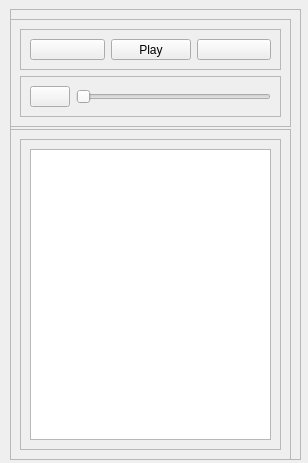
The window that form.ui (IamRezaMousavi/RedLine) describes before a commit, drawn with Qt 5.
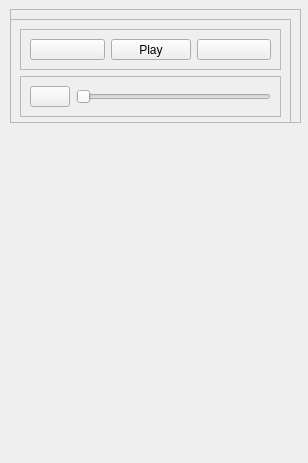
The same window after the commit.

Commit message: edit default window size

Diff of the .ui file:
```diff
--- a/form.ui
+++ b/form.ui
@@ -20,9 +20,21 @@
       <x>10</x>
       <y>9</y>
       <width>291</width>
-      <height>451</height>
+      <height>114</height>
      </rect>
     </property>
+    <property name="minimumSize">
+     <size>
+      <width>0</width>
+      <height>114</height>
+     </size>
+    </property>
+    <property name="maximumSize">
+     <size>
+      <width>16777215</width>
+      <height>114</height>
+     </size>
+    </property>
     <property name="frameShape">
      <enum>QFrame::StyledPanel</enum>
     </property>
@@ -112,13 +124,13 @@
        <x>0</x>
        <y>120</y>
        <width>281</width>
-       <height>331</height>
+       <height>0</height>
       </rect>
      </property>
      <property name="minimumSize">
       <size>
        <width>0</width>
-       <height>331</height>
+       <height>0</height>
       </size>
      </property>
      <property name="maximumSize">
```
The commit also changes 1 other file.
